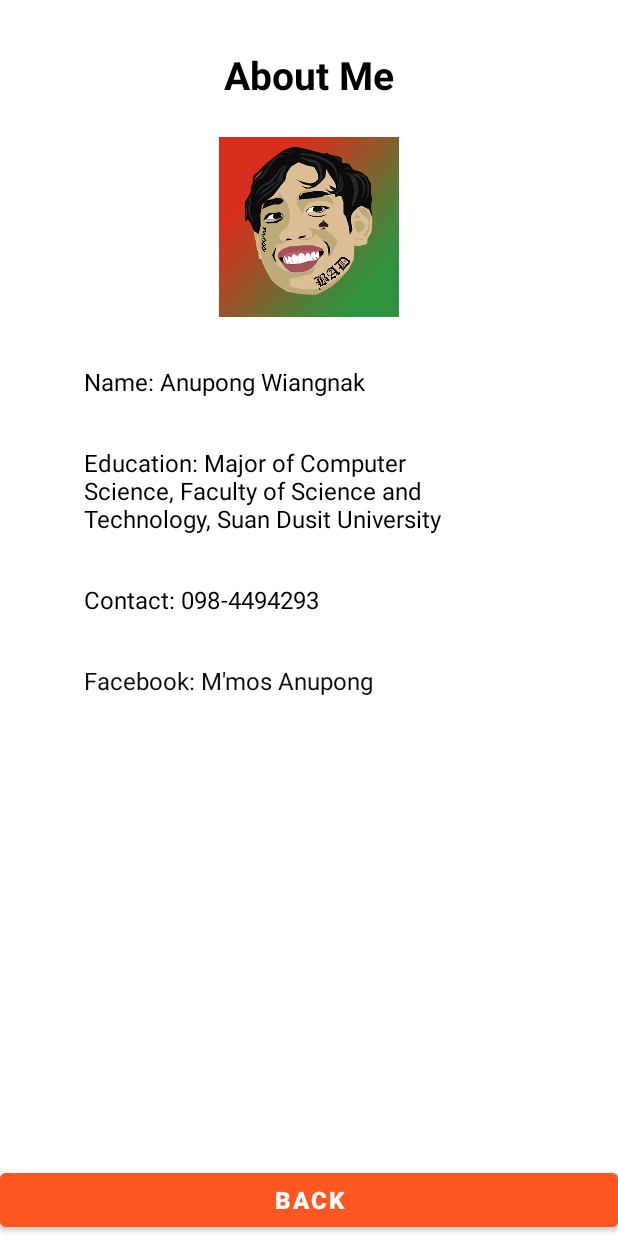
After one commit to anupong493/TrafficApp, an Android app: the AboutMe screen opened directly, with no data from a screen before it, on a phone screen of 412 x 824 dp. The commit adds this screen. Run offline under Robolectric (Android 15) with nearby library versions, the phone set to English and light mode, and no system bars.

Commit message:
App Complete!!!

```diff
--- a/app/src/main/AndroidManifest.xml
+++ b/app/src/main/AndroidManifest.xml
@@ -6,10 +6,12 @@
         android:allowBackup="true"
         android:icon="@mipmap/ic_launcher"
         android:label="@string/app_name"
-        android:roundIcon="@mipmap/ic_launcher_round"
+        android:roundIcon="@drawable/traffic_01"
         android:supportsRtl="true"
         android:theme="@style/Theme.TrafficApp">
-        <activity android:name=".Detail"></activity>
+        <activity android:name=".AboutMe">
+        </activity>
+        <activity android:name=".Detail" />
         <activity android:name=".MainActivity">
             <intent-filter>
                 <action android:name="android.intent.action.MAIN" />
--- /dev/null
+++ b/app/src/main/java/comscisdu/anupong/trafficapp/AboutMe.java
@@ -0,0 +1,36 @@
+package comscisdu.anupong.trafficapp;
+
+import androidx.appcompat.app.AppCompatActivity;
+
+import android.content.Intent;
+import android.net.Uri;
+import android.os.Bundle;
+import android.view.View;
+
+public class AboutMe extends AppCompatActivity {
+
+    @Override
+    protected void onCreate(Bundle savedInstanceState) {
+        super.onCreate(savedInstanceState);
+        setContentView(R.layout.activity_about_me);
+    }
+
+    public void connectMap(View view){
+        Uri location = Uri.parse("http://maps.google.com/maps?z=10&q=loc:13.776663444675814,100.5103879390422('มหาวิทยาลัยสวนดุสิต')");
+        Intent mapIntent = new Intent(Intent.ACTION_VIEW, location);
+        startActivity(mapIntent);
+    }
+    public void dialMobile(View view){
+        Intent dialIntent = new Intent(Intent.ACTION_DIAL);
+        dialIntent.setData(Uri.parse("tel:0984494293"));
+        startActivity(dialIntent);
+    }
+    public void connectFB(View view){
+        Intent FBIntent = new Intent(Intent.ACTION_VIEW);
+        FBIntent.setData(Uri.parse("https://www.facebook.com/anupong.wingnak/"));
+        startActivity(FBIntent);
+    }
+    public  void back(View view){
+        finish();
+    }
+}
--- a/app/src/main/java/comscisdu/anupong/trafficapp/MainActivity.java
+++ b/app/src/main/java/comscisdu/anupong/trafficapp/MainActivity.java
@@ -57,7 +57,11 @@ public class MainActivity extends AppCompatActivity {
     }
     public void  clickweb(View view) {
         Intent webIntent = new Intent(Intent.ACTION_VIEW);
-        webIntent.setData(Uri.parse("https://www.dlt.go.th/th/%22"));
+        webIntent.setData(Uri.parse("https://www.dlt.go.th"));
         startActivity(webIntent);
     }
+    public void linkAboutMe(View view){
+        Intent aboutmeintent = new Intent(MainActivity.this, AboutMe.class);
+        startActivity(aboutmeintent);
+    }
 }
--- /dev/null
+++ b/app/src/main/res/layout/activity_about_me.xml
@@ -0,0 +1,107 @@
+<?xml version="1.0" encoding="utf-8"?>
+<androidx.constraintlayout.widget.ConstraintLayout xmlns:android="http://schemas.android.com/apk/res/android"
+    xmlns:app="http://schemas.android.com/apk/res-auto"
+    xmlns:tools="http://schemas.android.com/tools"
+    android:layout_width="match_parent"
+    android:layout_height="match_parent"
+    tools:context=".AboutMe">
+
+    <TextView
+        android:id="@+id/textView2"
+        android:layout_width="wrap_content"
+        android:layout_height="wrap_content"
+        android:layout_marginTop="32dp"
+        android:text="About Me"
+        android:textColor="#000000"
+        android:textSize="@dimen/h0"
+        android:textStyle="bold"
+        app:layout_constraintEnd_toEndOf="parent"
+        app:layout_constraintStart_toStartOf="parent"
+        app:layout_constraintTop_toTopOf="parent" />
+
+    <ImageView
+        android:id="@+id/imageView"
+        android:layout_width="@dimen/myimage"
+        android:layout_height="@dimen/myimage"
+        android:layout_marginTop="24dp"
+        app:layout_constraintEnd_toEndOf="parent"
+        app:layout_constraintStart_toStartOf="parent"
+        app:layout_constraintTop_toBottomOf="@+id/textView2"
+        app:srcCompat="@drawable/mosss" />
+
+    <TextView
+        android:id="@+id/textView3"
+        android:layout_width="wrap_content"
+        android:layout_height="wrap_content"
+        android:layout_marginStart="56dp"
+        android:layout_marginTop="32dp"
+        android:text="Name: Anupong Wiangnak"
+        android:textColor="#000000"
+        android:textSize="@dimen/h1"
+        app:layout_constraintEnd_toEndOf="parent"
+        app:layout_constraintHorizontal_bias="0.0"
+        app:layout_constraintStart_toStartOf="parent"
+        app:layout_constraintTop_toBottomOf="@+id/imageView" />
+
+    <TextView
+        android:id="@+id/tvMap"
+        android:layout_width="250dp"
+        android:layout_height="wrap_content"
+        android:layout_marginStart="56dp"
+        android:layout_marginTop="32dp"
+        android:onClick="connectMap"
+        android:text="Education: Major of Computer Science, Faculty of Science and Technology, Suan Dusit University"
+        android:textColor="#000000"
+        android:textSize="@dimen/h1"
+        app:layout_constraintEnd_toEndOf="parent"
+        app:layout_constraintHorizontal_bias="0.0"
+        app:layout_constraintStart_toStartOf="parent"
+        app:layout_constraintTop_toBottomOf="@+id/textView3" />
+
+    <TextView
+        android:id="@+id/tvTel"
+        android:layout_width="wrap_content"
+        android:layout_height="wrap_content"
+        android:layout_marginStart="56dp"
+        android:layout_marginTop="32dp"
+        android:onClick="dialMobile"
+        android:text="Contact: 098-4494293"
+        android:textColor="#000000"
+        android:textSize="@dimen/h1"
+        app:layout_constraintEnd_toEndOf="parent"
+        app:layout_constraintHorizontal_bias="0.0"
+        app:layout_constraintStart_toStartOf="parent"
+        app:layout_constraintTop_toBottomOf="@+id/tvMap" />
+
+    <TextView
+        android:id="@+id/tvFC"
+        android:layout_width="wrap_content"
+        android:layout_height="wrap_content"
+        android:layout_marginStart="56dp"
+        android:layout_marginTop="32dp"
+        android:onClick="connectFB"
+        android:text="Facebook: M'mos Anupong"
+        android:textColor="#0E0C0C"
+        android:textSize="@dimen/h1"
+        app:layout_constraintEnd_toEndOf="parent"
+        app:layout_constraintHorizontal_bias="0.0"
+        app:layout_constraintStart_toStartOf="parent"
+        app:layout_constraintTop_toBottomOf="@+id/tvTel" />
+
+    <Button
+        android:id="@+id/tvBack"
+        android:layout_width="0dp"
+        android:layout_height="wrap_content"
+        android:layout_marginTop="32dp"
+        android:backgroundTint="#FF5722"
+        android:onClick="back"
+        android:text="Back"
+        android:textSize="@dimen/h1"
+        android:textStyle="bold"
+        app:layout_constraintBottom_toBottomOf="parent"
+        app:layout_constraintEnd_toEndOf="parent"
+        app:layout_constraintHorizontal_bias="0.0"
+        app:layout_constraintStart_toStartOf="parent"
+        app:layout_constraintTop_toBottomOf="@+id/tvFC"
+        app:layout_constraintVertical_bias="1.0" />
+</androidx.constraintlayout.widget.ConstraintLayout>
--- a/app/src/main/res/layout/activity_main.xml
+++ b/app/src/main/res/layout/activity_main.xml
@@ -37,6 +37,7 @@
         android:layout_width="204dp"
         android:layout_height="wrap_content"
         android:backgroundTint="#FF5722"
+        android:onClick="linkAboutMe"
         android:text="ABOUT ME"
         android:textStyle="bold"
         app:layout_constraintBottom_toBottomOf="parent"
```
Also changed, not shown: app/src/main/res/drawable/mosss.png (added).
